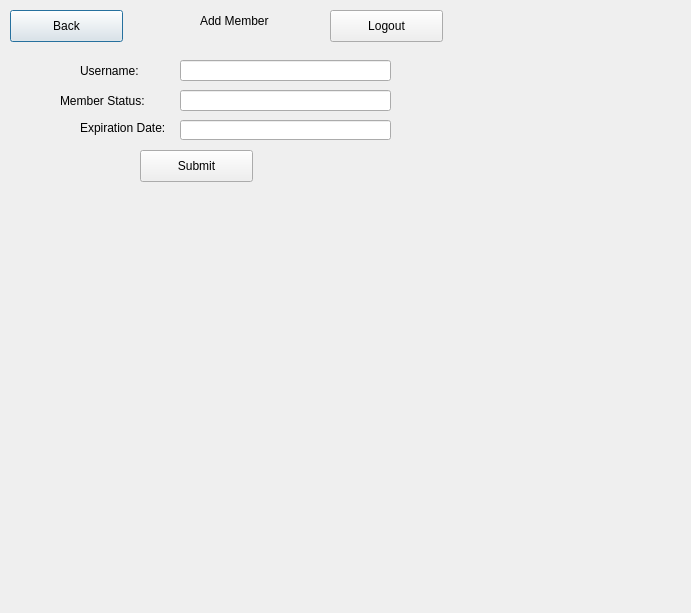
Tligtvoet/goat-bulk, file QtGui/addMember.ui: the form before one commit.
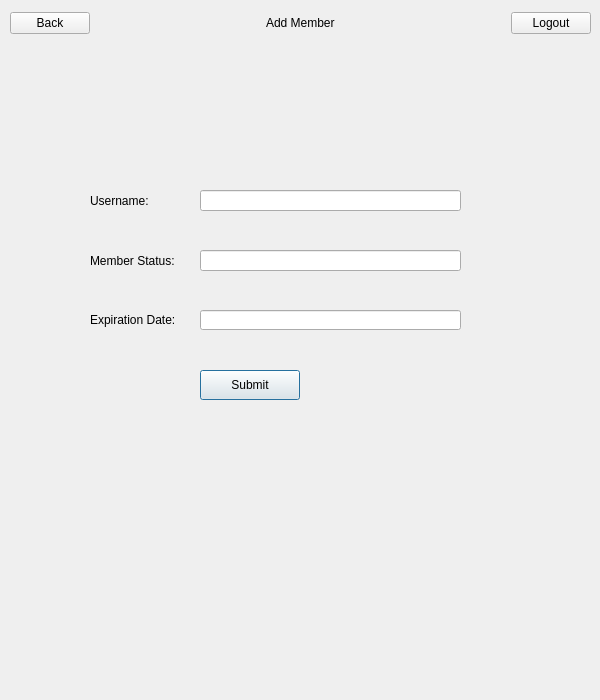
The form after the commit.

```diff
--- a/QtGui/addMember.ui
+++ b/QtGui/addMember.ui
@@ -6,58 +6,31 @@
    <rect>
     <x>0</x>
     <y>0</y>
-    <width>691</width>
-    <height>613</height>
+    <width>600</width>
+    <height>700</height>
    </rect>
   </property>
+  <property name="minimumSize">
+   <size>
+    <width>600</width>
+    <height>700</height>
+   </size>
+  </property>
+  <property name="maximumSize">
+   <size>
+    <width>600</width>
+    <height>700</height>
+   </size>
+  </property>
   <property name="windowTitle">
    <string>Dialog</string>
   </property>
-  <widget class="QPushButton" name="back_button">
-   <property name="geometry">
-    <rect>
-     <x>10</x>
-     <y>10</y>
-     <width>113</width>
-     <height>32</height>
-    </rect>
-   </property>
-   <property name="text">
-    <string>Back</string>
-   </property>
-  </widget>
-  <widget class="QLabel" name="addmemberlogo">
-   <property name="geometry">
-    <rect>
-     <x>200</x>
-     <y>10</y>
-     <width>91</width>
-     <height>21</height>
-    </rect>
-   </property>
-   <property name="text">
-    <string>Add Member</string>
-   </property>
-  </widget>
-  <widget class="QPushButton" name="logout_button">
-   <property name="geometry">
-    <rect>
-     <x>330</x>
-     <y>10</y>
-     <width>113</width>
-     <height>32</height>
-    </rect>
-   </property>
-   <property name="text">
-    <string>Logout</string>
-   </property>
-  </widget>
   <widget class="QLabel" name="username">
    <property name="geometry">
     <rect>
-     <x>80</x>
-     <y>60</y>
-     <width>81</width>
+     <x>90</x>
+     <y>190</y>
+     <width>141</width>
      <height>21</height>
     </rect>
    </property>
@@ -68,9 +41,9 @@
   <widget class="QLabel" name="password">
    <property name="geometry">
     <rect>
-     <x>60</x>
-     <y>90</y>
-     <width>101</width>
+     <x>90</x>
+     <y>250</y>
+     <width>141</width>
      <height>21</height>
     </rect>
    </property>
@@ -81,10 +54,10 @@
   <widget class="QLabel" name="adminstatus">
    <property name="geometry">
     <rect>
-     <x>80</x>
-     <y>120</y>
-     <width>131</width>
-     <height>16</height>
+     <x>90</x>
+     <y>310</y>
+     <width>191</width>
+     <height>20</height>
     </rect>
    </property>
    <property name="text">
@@ -94,9 +67,9 @@
   <widget class="QLineEdit" name="lineEdit_name">
    <property name="geometry">
     <rect>
-     <x>180</x>
-     <y>60</y>
-     <width>211</width>
+     <x>200</x>
+     <y>190</y>
+     <width>261</width>
      <height>21</height>
     </rect>
    </property>
@@ -104,9 +77,9 @@
   <widget class="QLineEdit" name="lineEdit_memStatus">
    <property name="geometry">
     <rect>
-     <x>180</x>
-     <y>90</y>
-     <width>211</width>
+     <x>200</x>
+     <y>250</y>
+     <width>261</width>
      <height>21</height>
     </rect>
    </property>
@@ -114,10 +87,10 @@
   <widget class="QPushButton" name="button_submit">
    <property name="geometry">
     <rect>
-     <x>140</x>
-     <y>150</y>
-     <width>113</width>
-     <height>32</height>
+     <x>200</x>
+     <y>370</y>
+     <width>100</width>
+     <height>30</height>
     </rect>
    </property>
    <property name="text">
@@ -127,13 +100,72 @@
   <widget class="QLineEdit" name="lineEdit_expDate">
    <property name="geometry">
     <rect>
-     <x>180</x>
-     <y>120</y>
-     <width>211</width>
+     <x>200</x>
+     <y>310</y>
+     <width>261</width>
      <height>20</height>
     </rect>
    </property>
   </widget>
+  <widget class="QWidget" name="">
+   <property name="geometry">
+    <rect>
+     <x>10</x>
+     <y>10</y>
+     <width>581</width>
+     <height>26</height>
+    </rect>
+   </property>
+   <layout class="QHBoxLayout" name="horizontalLayout">
+    <item>
+     <widget class="QPushButton" name="back_button">
+      <property name="text">
+       <string>Back</string>
+      </property>
+     </widget>
+    </item>
+    <item>
+     <spacer name="horizontalSpacer">
+      <property name="orientation">
+       <enum>Qt::Horizontal</enum>
+      </property>
+      <property name="sizeHint" stdset="0">
+       <size>
+        <width>40</width>
+        <height>20</height>
+       </size>
+      </property>
+     </spacer>
+    </item>
+    <item>
+     <widget class="QLabel" name="addmemberlogo">
+      <property name="text">
+       <string>Add Member</string>
+      </property>
+     </widget>
+    </item>
+    <item>
+     <spacer name="horizontalSpacer_2">
+      <property name="orientation">
+       <enum>Qt::Horizontal</enum>
+      </property>
+      <property name="sizeHint" stdset="0">
+       <size>
+        <width>40</width>
+        <height>20</height>
+       </size>
+      </property>
+     </spacer>
+    </item>
+    <item>
+     <widget class="QPushButton" name="logout_button">
+      <property name="text">
+       <string>Logout</string>
+      </property>
+     </widget>
+    </item>
+   </layout>
+  </widget>
  </widget>
  <resources/>
  <connections/>
```
